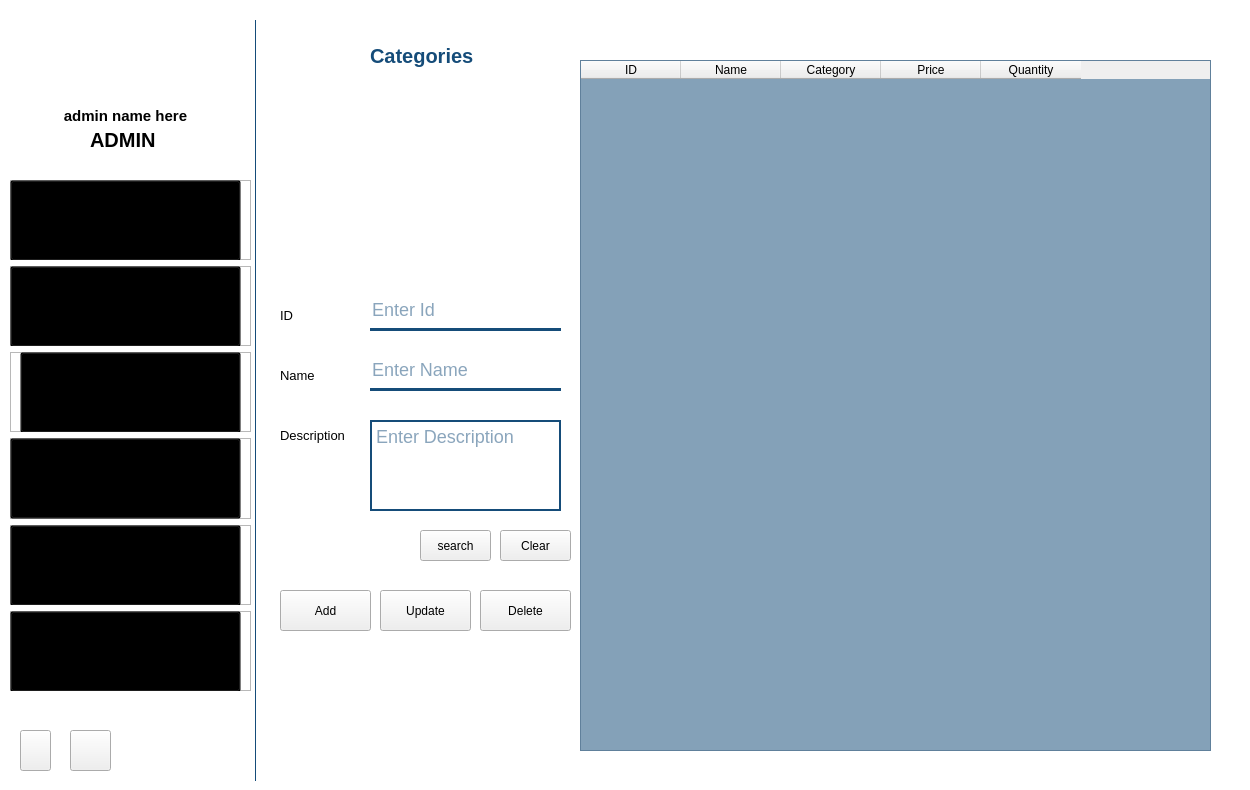
Qt form gui/admin.ui (Maher-Majdoub/supermarket_management_system) before a commit.
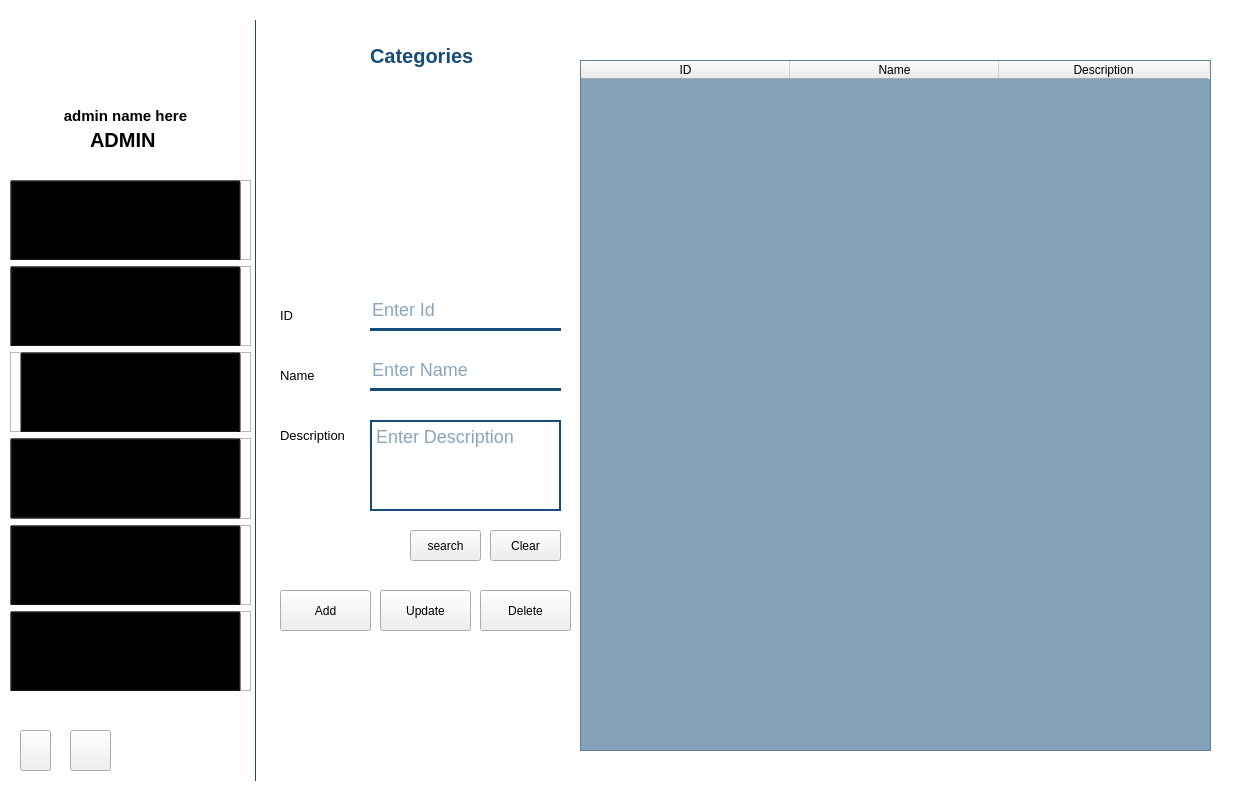
The same form after that commit. The open tabs and pages were chosen to show the change. Icons and pictures are not drawn.

The edit to the form file:
```diff
--- a/gui/admin.ui
+++ b/gui/admin.ui
@@ -752,7 +752,7 @@
     <widget class="QPushButton" name="categories_clear_btn">
      <property name="geometry">
       <rect>
-       <x>240</x>
+       <x>230</x>
        <y>510</y>
        <width>71</width>
        <height>31</height>
@@ -864,6 +864,9 @@
      <property name="cornerButtonEnabled">
       <bool>false</bool>
      </property>
+     <attribute name="horizontalHeaderDefaultSectionSize">
+      <number>209</number>
+     </attribute>
      <column>
       <property name="text">
        <string>ID</string>
@@ -876,24 +879,14 @@
      </column>
      <column>
       <property name="text">
-       <string>Category</string>
-      </property>
-     </column>
-     <column>
-      <property name="text">
-       <string>Price</string>
-      </property>
-     </column>
-     <column>
-      <property name="text">
-       <string>Quantity</string>
+       <string>Description</string>
       </property>
      </column>
     </widget>
     <widget class="QPushButton" name="categories_search_btn">
      <property name="geometry">
       <rect>
-       <x>160</x>
+       <x>150</x>
        <y>510</y>
        <width>71</width>
        <height>31</height>
```
Left out of the diff: 19 changed lines with no effect on the pictures.
